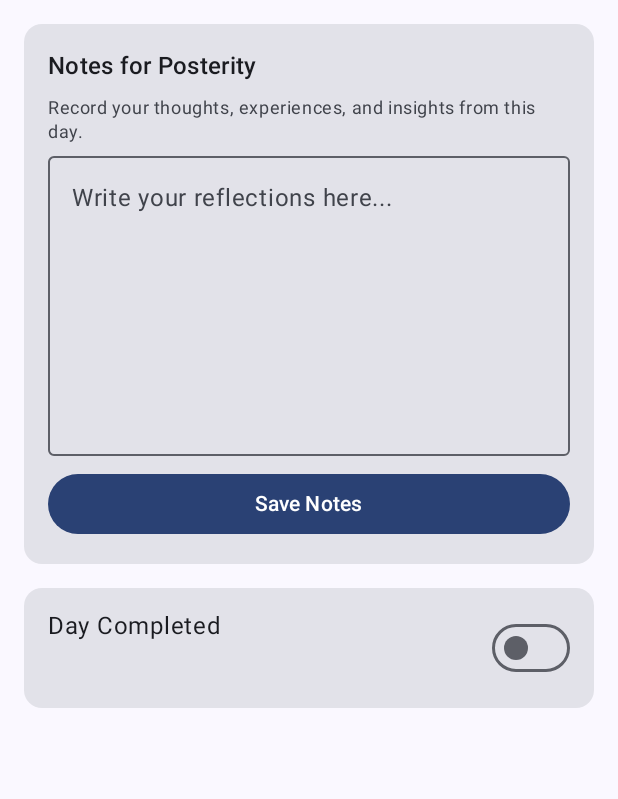
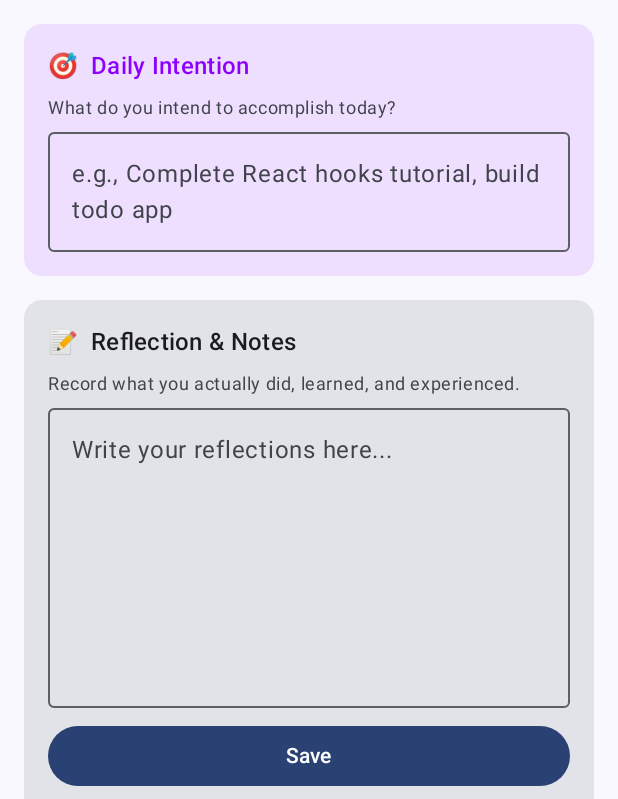
Before and after one commit to aalapa/parvas, an Android app built with Jetpack Compose: the composable DinaDetailScreen called with empty values, on a phone screen of 412 x 824 dp, the part 437-1236 px from its top. Run offline under Robolectric (Android 15) with nearby library versions, the phone set to English and light mode, and no system bars.

Commit message:
Adding goals at saptaha and dina

```diff
--- a/app/src/main/java/com/aravind/parva/data/model/Dina.kt
+++ b/app/src/main/java/com/aravind/parva/data/model/Dina.kt
@@ -9,7 +9,8 @@ data class Dina(
     val dayNumber: Int, // 1-343 (absolute day in Maha-Parva)
     val date: LocalDate,
     val dinaTheme: DinaTheme,
-    val notes: String = "",
+    val dailyIntention: String = "", // What you plan to do today
+    val notes: String = "", // What you actually did/learned
     val isCompleted: Boolean = false
 ) {
     init {
@@ -34,6 +35,18 @@ data class Dina(
     val dayInSaptaha: Int
         get() = ((dayNumber - 1) % 7) + 1
 
+    /**
+     * Check if this Dina is in the past (cannot be edited)
+     */
+    val isPast: Boolean
+        get() = LocalDate.now().isAfter(date)
+
+    /**
+     * Check if this Dina is editable (today or future)
+     */
+    val isEditable: Boolean
+        get() = !isPast
+
     companion object {
         /**
          * Create a Dina from a day number and start date
--- a/app/src/main/java/com/aravind/parva/data/model/Saptaha.kt
+++ b/app/src/main/java/com/aravind/parva/data/model/Saptaha.kt
@@ -9,7 +9,8 @@ data class Saptaha(
     val number: Int, // 1-7 within its Parva
     val theme: CycleTheme,
     val startDate: LocalDate,
-    val dinas: List<Dina> = emptyList()
+    val dinas: List<Dina> = emptyList(),
+    val customGoal: String = "" // User's custom goal for this 7-day week
 ) {
     init {
         require(number in 1..7) { "Saptaha number must be between 1 and 7" }
@@ -40,6 +41,18 @@ data class Saptaha(
             return !today.isBefore(startDate) && !today.isAfter(endDate)
         }
 
+    /**
+     * Check if this Saptaha is in the past (cannot be edited)
+     */
+    val isPast: Boolean
+        get() = LocalDate.now().isAfter(endDate)
+
+    /**
+     * Check if this Saptaha is editable (current or future)
+     */
+    val isEditable: Boolean
+        get() = !isPast
+
     companion object {
         /**
          * Create a Saptaha with all 7 Dinas initialized
--- a/app/src/main/java/com/aravind/parva/ui/screens/DinaDetailScreen.kt
+++ b/app/src/main/java/com/aravind/parva/ui/screens/DinaDetailScreen.kt
@@ -35,6 +35,7 @@ fun DinaDetailScreen(
     val saptaha = parva.saptahas[saptahaIndex]
     val dina = saptaha.dinas[dinaIndex]
 
+    var dailyIntention by remember { mutableStateOf(dina.dailyIntention) }
     var notes by remember { mutableStateOf(dina.notes) }
     var isCompleted by remember { mutableStateOf(dina.isCompleted) }
 
@@ -122,6 +123,63 @@ fun DinaDetailScreen(
                 }
             }
 
+            // Daily Intention section
+            Card(
+                modifier = Modifier.fillMaxWidth(),
+                colors = CardDefaults.cardColors(
+                    containerColor = saptaha.theme.color.copy(alpha = 0.1f)
+                )
+            ) {
+                Column(
+                    modifier = Modifier.padding(16.dp),
+                    verticalArrangement = Arrangement.spacedBy(8.dp)
+                ) {
+                    Row(
+                        horizontalArrangement = Arrangement.spacedBy(8.dp)
+                    ) {
+                        Text(
+                            "🎯",
+                            style = MaterialTheme.typography.titleMedium
+                        )
+                        Text(
+                            "Daily Intention",
+                            style = MaterialTheme.typography.titleMedium,
+                            color = saptaha.theme.color
+                        )
+                    }
+                    Text(
+                        "What do you intend to accomplish today?",
+                        style = MaterialTheme.typography.bodySmall,
+                        color = MaterialTheme.colorScheme.onSurfaceVariant
+                    )
+
+                    if (!dina.isEditable) {
+                        // Show as read-only for past days
+                        Text(
+                            text = if (dailyIntention.isEmpty())
+                                "No intention was set"
+                            else
+                                dailyIntention,
+                            style = MaterialTheme.typography.bodyMedium,
+                            color = if (dailyIntention.isEmpty())
+                                MaterialTheme.colorScheme.onSurfaceVariant
+                            else
+                                MaterialTheme.colorScheme.onSurface
+                        )
+                    } else {
+                        OutlinedTextField(
+                            value = dailyIntention,
+                            onValueChange = { dailyIntention = it },
+                            modifier = Modifier.fillMaxWidth(),
+                            placeholder = { Text("e.g., Complete React hooks tutorial, build todo app") },
+                            minLines = 2,
+                            maxLines = 4,
+                            enabled = dina.isEditable
+                        )
+                    }
+                }
+            }
+
             // Notes section
             Card(
                 modifier = Modifier.fillMaxWidth()
@@ -130,12 +188,20 @@ fun DinaDetailScreen(
                     modifier = Modifier.padding(16.dp),
                     verticalArrangement = Arrangement.spacedBy(8.dp)
                 ) {
+                    Row(
+                        horizontalArrangement = Arrangement.spacedBy(8.dp)
+                    ) {
+                        Text(
+                            "📝",
+                            style = MaterialTheme.typography.titleMedium
+                        )
+                        Text(
+                            "Reflection & Notes",
+                            style = MaterialTheme.typography.titleMedium
+                        )
+                    }
                     Text(
-                        "Notes for Posterity",
-                        style = MaterialTheme.typography.titleMedium
-                    )
-                    Text(
-                        "Record your thoughts, experiences, and insights from this day.",
+                        "Record what you actually did, learned, and experienced.",
                         style = MaterialTheme.typography.bodySmall,
                         color = MaterialTheme.colorScheme.onSurfaceVariant
                     )
@@ -153,11 +219,11 @@ fun DinaDetailScreen(
                     Button(
                         onClick = {
                             // In real app: Save to database
-                            // viewModel.updateDinaNotes(mahaParvaId, dina.dayNumber, notes)
+                            // viewModel.updateDina(mahaParvaId, dina.dayNumber, dailyIntention, notes, isCompleted)
                         },
                         modifier = Modifier.fillMaxWidth()
                     ) {
-                        Text("Save Notes")
+                        Text("Save")
                     }
                 }
             }
```
Also changed, not shown: app/src/main/java/com/aravind/parva/ui/components/GoalEditor.kt (renamed from app/src/main/java/com/aravind/parva/ui/components/ParvaGoalEditor.kt, +12 -6 lines), app/src/main/java/com/aravind/parva/ui/screens/ParvaDetailScreen.kt (+5 -3 lines), app/src/main/java/com/aravind/parva/ui/screens/SaptahaDetailScreen.kt (+15 -0 lines), 1 other file.
